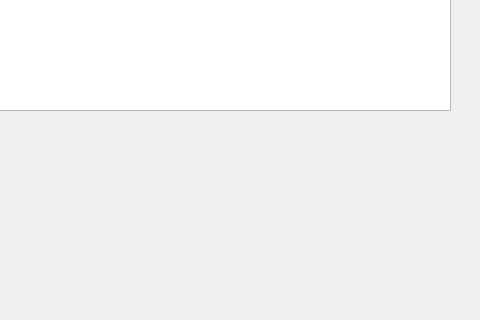
The window that hcmus-course-manager-system/mainwindow.ui (thatweirdbush/hcmus-course-management-system) describes before a commit, drawn with Qt 5; both pictures show x 420 to 900 and y 280 to 600 of the 900 by 600 pixel window.
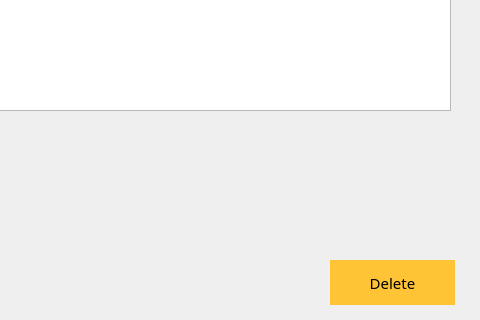
The same window after the commit. The open tabs and pages were chosen to show the change. Icons and pictures are not drawn.

Commit message: add: update/delete course, shortcut key

What changed in the file:
```diff
--- a/hcmus-course-manager-system/mainwindow.ui
+++ b/hcmus-course-manager-system/mainwindow.ui
@@ -2337,6 +2337,53 @@
        <bool>false</bool>
       </property>
      </widget>
+     <widget class="QPushButton" name="btnDeleteCourse">
+      <property name="geometry">
+       <rect>
+        <x>750</x>
+        <y>540</y>
+        <width>125</width>
+        <height>45</height>
+       </rect>
+      </property>
+      <property name="font">
+       <font>
+        <family>Segoe UI Semibold</family>
+        <pointsize>11</pointsize>
+        <italic>false</italic>
+        <bold>false</bold>
+        <kerning>true</kerning>
+       </font>
+      </property>
+      <property name="cursor">
+       <cursorShape>PointingHandCursor</cursorShape>
+      </property>
+      <property name="styleSheet">
+       <string notr="true">QPushButton#btnDeleteCourse {
+background-color: rgb(255, 196, 54);
+color: rgb(0, 0, 0);
+border: none;
+}
+
+QPushButton#btnDeleteCourse:hover {
+background-color: rgb(229, 176, 48);
+color: rgb(0, 0, 0);
+border: none;
+}</string>
+      </property>
+      <property name="text">
+       <string>Delete</string>
+      </property>
+      <property name="autoDefault">
+       <bool>false</bool>
+      </property>
+      <property name="default">
+       <bool>false</bool>
+      </property>
+      <property name="flat">
+       <bool>false</bool>
+      </property>
+     </widget>
     </widget>
     <widget class="QWidget" name="pageAccount_Staff">
      <property name="styleSheet">
```
Left out of the diff: 2 changed lines with no effect on the pictures. The commit also changes 5 other files.
